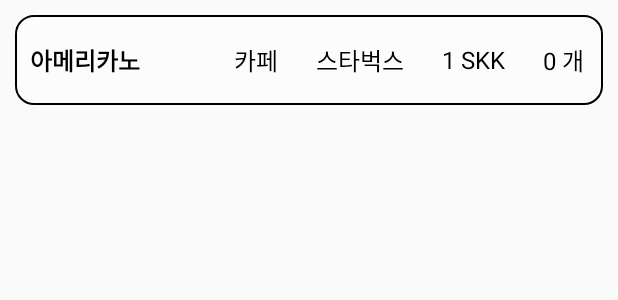
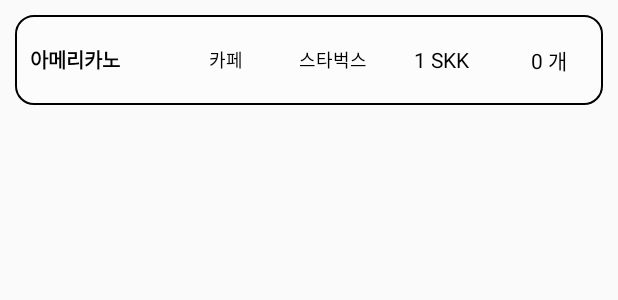
Before and after one commit to 2019-iuc-sw-skku/Lambda256, an Android app: the layout item_gifticon.xml on its own in the app's theme, with its tools: preview values and no code run, on a phone screen of 412 x 824 dp. Shown: the top 300 px of the screen. Run offline under Robolectric (Android 15) with nearby library versions, the phone set to English and light mode, and no system bars.

Commit message:
기프티콘 받았을 때 동작 정의 및 관련 기능 정리

```diff
--- a/app/src/main/java/kr/co/softcampus/login/j_giftcon/gifticonAdapter.java
+++ b/app/src/main/java/kr/co/softcampus/login/j_giftcon/gifticonAdapter.java
@@ -2,7 +2,6 @@
 
 
 import android.content.Context;
-import android.content.Intent;
 import android.util.Log;
 import android.view.LayoutInflater;
 import android.view.View;
@@ -62,11 +61,12 @@
         cost = convertView.findViewById(R.id.cost);
         count = convertView.findViewById(R.id.count);
 
+
         name.setText(giftlist.getName());
         category1.setText(giftlist.getCategory1());
         category2.setText(giftlist.getCategory2());
-        cost.setText(Integer.toString(giftlist.getCost())+" SKK");
-        count.setText(Integer.toString(giftlist.getCount()) + " 개");
+        cost.setText(giftlist.getCost() +" SKK");
+        count.setText(giftlist.getCount() + " 개");
         return convertView;
     }
 
--- a/app/src/main/java/kr/co/softcampus/login/j_giftcon/j_giftsuccesspopup.java
+++ b/app/src/main/java/kr/co/softcampus/login/j_giftcon/j_giftsuccesspopup.java
@@ -24,7 +24,7 @@
     }
 
     public void mOnClose(View v){
-        Intent intent=new Intent(j_giftsuccesspopup.this, j_giftmain.class);
+        Intent intent=new Intent(j_giftsuccesspopup.this, j_giftcontentpopup.class);
         startActivityForResult(intent, 0);
     }
 
--- a/app/src/main/res/layout/item_gifticon.xml
+++ b/app/src/main/res/layout/item_gifticon.xml
@@ -16,54 +16,54 @@
 
         <TextView
             android:id="@+id/name"
-            android:layout_width="wrap_content"
+            android:layout_width="0dp"
             android:layout_height="match_parent"
-            android:layout_weight="2"
+            android:layout_weight="4"
             android:layout_marginStart="10dp"
             android:gravity="center|left"
             android:text="아메리카노"
             android:textColor="@color/Black"
-            android:textSize="16sp"
+            android:textSize="13sp"
             android:textStyle="bold" />
 
         <TextView
             android:id="@+id/category1"
-            android:layout_width="wrap_content"
+            android:layout_width="0dp"
             android:layout_height="match_parent"
-            android:layout_weight="1"
+            android:layout_weight="3"
             android:gravity="center"
             android:text="카페"
             android:textColor="@color/Black"
-            android:textSize="16sp" />
+            android:textSize="12sp" />
 
         <TextView
             android:id="@+id/category2"
-            android:layout_width="wrap_content"
+            android:layout_width="0dp"
             android:layout_height="match_parent"
-            android:layout_weight="1"
+            android:layout_weight="3"
             android:gravity="center"
             android:text="스타벅스"
             android:textColor="@color/Black"
-            android:textSize="16sp" />
+            android:textSize="12sp" />
 
         <TextView
             android:id="@+id/cost"
-            android:layout_width="wrap_content"
+            android:layout_width="0dp"
             android:layout_height="match_parent"
-            android:layout_weight="1"
+            android:layout_weight="3"
             android:gravity="center"
             android:text="1 SKK"
             android:textColor="@color/Black"
-            android:textSize="16sp" />
+            android:textSize="14sp" />
         <TextView
             android:id="@+id/count"
-            android:layout_width="wrap_content"
+            android:layout_width="0dp"
             android:layout_height="match_parent"
-            android:layout_weight="1"
+            android:layout_weight="3"
             android:gravity="center"
             android:text="0 개"
             android:textColor="@color/Black"
-            android:textSize="16sp" />
+            android:textSize="14sp" />
 
     </LinearLayout>
 </LinearLayout>
```
Also changed, not shown: app/src/main/java/kr/co/softcampus/login/j_giftcon/j_giftcheckpopup.java (+4 -4 lines), app/src/main/java/kr/co/softcampus/login/j_giftcon/j_giftcontentpopup.java (+32 -4 lines), app/src/main/res/layout/popup_giftcontent.xml (+3 -93 lines), app/src/main/res/layout/popup_giftcontent_sample.xml (added, +120 -0 lines).
